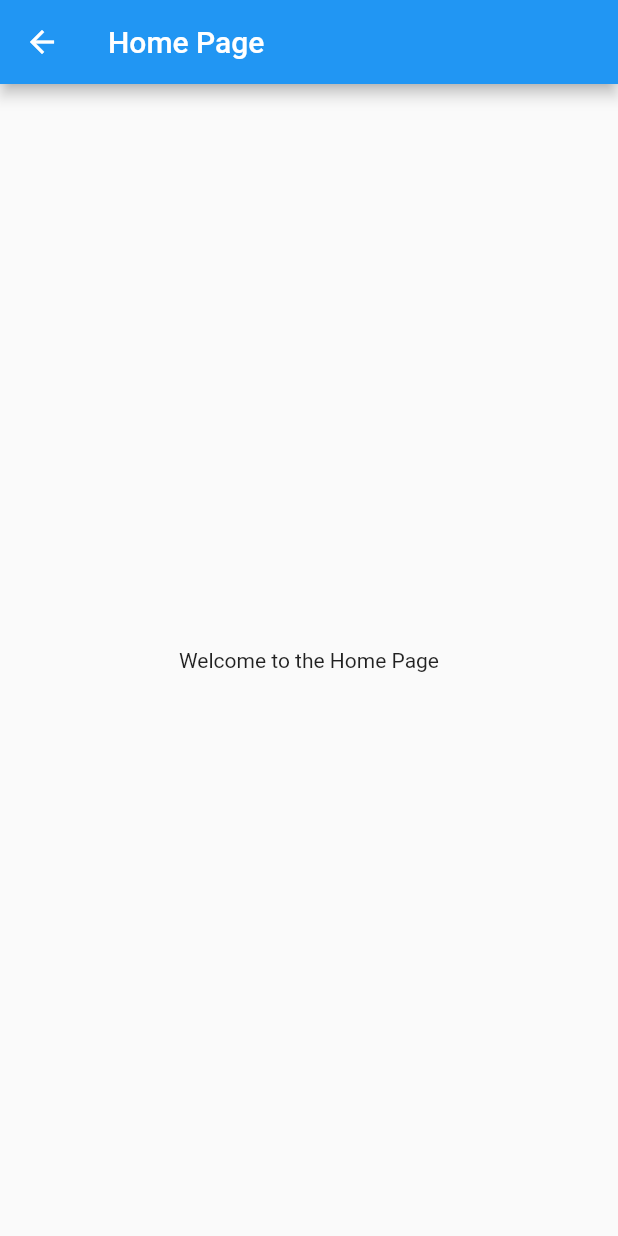
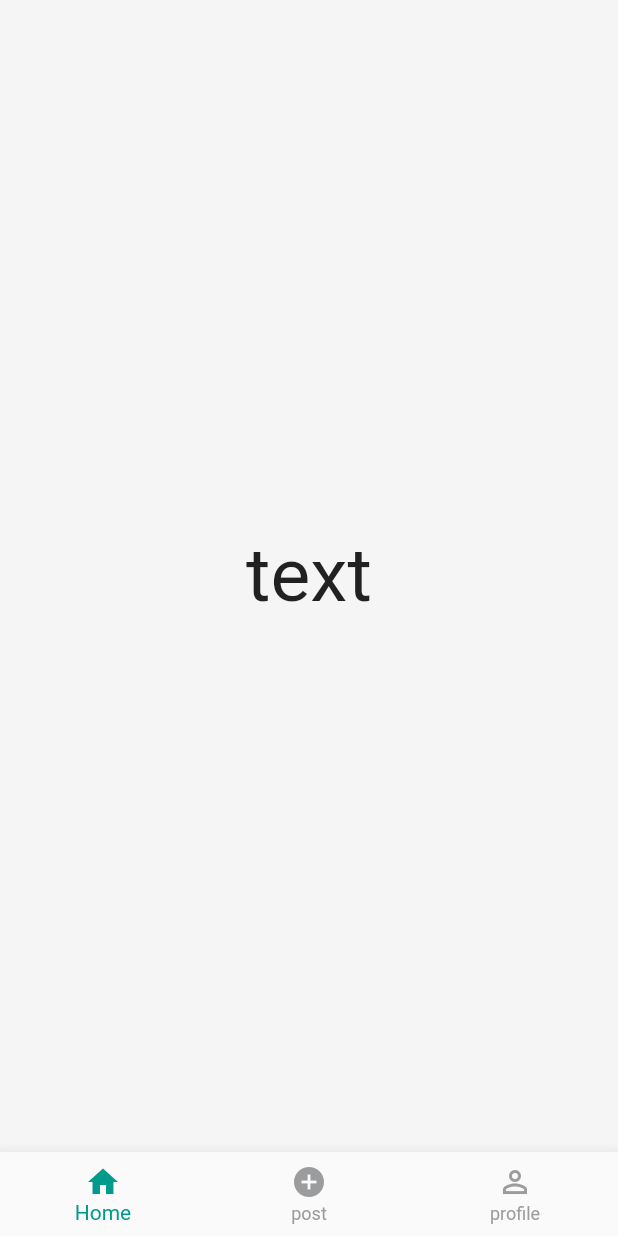
Before and after one commit to SmokerSacred/flutter_hackathon, a Flutter app: the HomePage screen opened directly, on a phone screen of 412 x 824 dp. Run offline on Flutter 3.47's test engine with Material 2 defaults, Android fonts, the light colour scheme and no system bars.

Commit message:
commit 3

```diff
--- a/lib/pages/Home_page.dart
+++ b/lib/pages/Home_page.dart
@@ -1,9 +1,10 @@
 import 'package:flutter/material.dart';
 
+class HomePage extends StatefulWidget {
+  const HomePage({Key? key}) : super(key: key);
 
-class HomePage extends StatefulWidget {
   @override
-  _HomePageState createState() => _HomePageState();
+  State<HomePage> createState() => _HomePageState();
 }
 
 class _HomePageState extends State<HomePage> {
@@ -12,11 +13,26 @@ class _HomePageState extends State<HomePage> {
   @override
   Widget build(BuildContext context) {
     return Scaffold(
-      appBar: AppBar(
-        title: Text('Home Page'),
+      backgroundColor: const Color(0xFFf5f5f5),
+      body: const Center(
+        child: Text(
+          'text',
+          style: TextStyle(fontSize: 50),
+        ),
       ),
-      body: Center(
-        child: Text(dynamicText),
+      bottomNavigationBar: BottomNavigationBar(
+        selectedItemColor: const Color(0xFF009b8d),
+        unselectedItemColor: const Color(0xFF9b9c9d),
+        items: const [
+          BottomNavigationBarItem(
+            icon: Icon(Icons.home),
+            label: 'Home',
+          ),
+          BottomNavigationBarItem(
+              icon: Icon(Icons.add_circle_outlined), label: 'post'),
+          BottomNavigationBarItem(
+              icon: Icon(Icons.perm_identity), label: 'profile'),
+        ],
       ),
     );
   }
--- a/lib/pages/login_page.dart
+++ b/lib/pages/login_page.dart
@@ -102,7 +102,9 @@ class _LoginPageState extends State<LoginPage> {
                 //sign in button
                 MyButton(
                   text: 'Sign In',
-                  onTap: signUserIn,
+                  onTap: () {
+                    Navigator.pushNamed(context, '/homepage');
+                  },
                 ),
 
                 const SizedBox(height: 50),
```
Also changed, not shown: lib/main.dart (+6 -2 lines), lib/pages/register_page.dart (+5 -3 lines).
